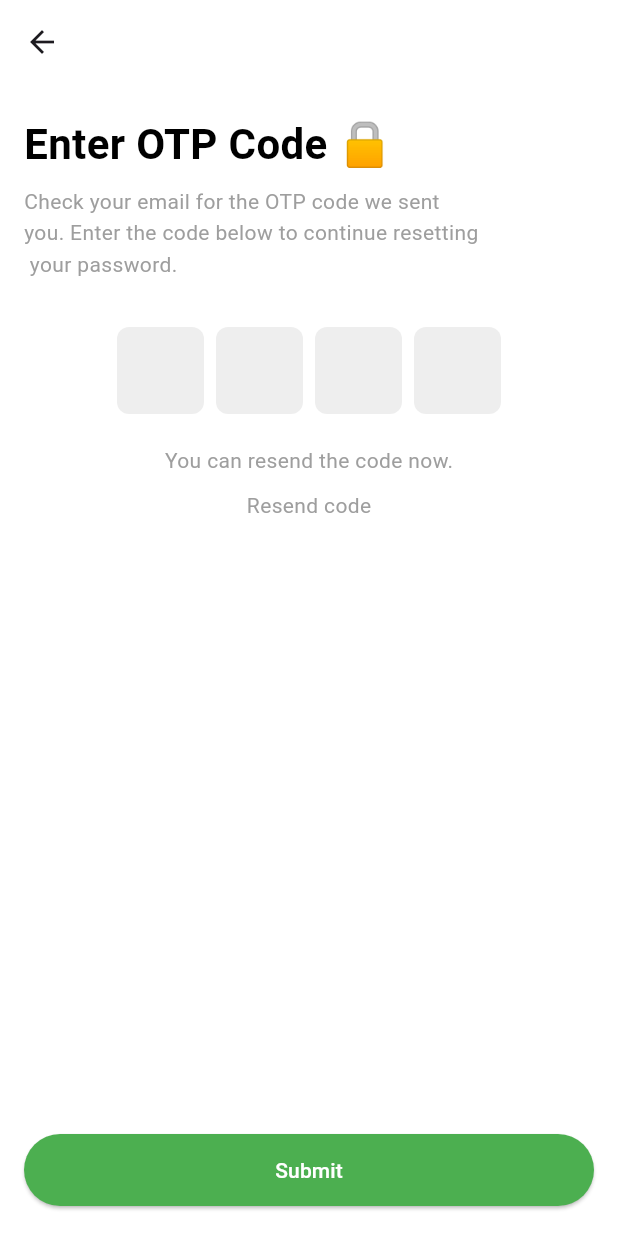
After one commit to ladla8602/chatify_ai, a Flutter app: the ForgotPasswordView screen opened by its route, after a tap on "Send OTP Code", on a phone screen of 412 x 824 dp. The commit adds this screen. Run offline on Flutter 3.47's test engine with Material 3 defaults, Android fonts, the phone set to English and light mode, and no system bars; drawn by our look-alikes of pinput; our stand-ins replace cloud_firestore, cloud_functions, firebase_auth, firebase_core, flutter_svg, get and 2 more; accounts and stored records are empty.

Commit message:
new screen added

```diff
--- a/lib/constants/constants.dart
+++ b/lib/constants/constants.dart
@@ -1,4 +1,11 @@
+import 'package:flutter/material.dart';
+
 class AppConstant {
   static final String messagesCollection = 'messages';
   static final String usersCollection = 'users';
 }
+
+class ColorConstant {
+  static final Color backgroundColor = Colors.white;
+  static final Color primaryColor = Color(0xff4CAF50);
+}
--- a/lib/controllers/auth_controller.dart
+++ b/lib/controllers/auth_controller.dart
@@ -8,6 +8,7 @@ import '../routes/app_routes.dart';
 
 class AuthController extends GetxController {
   var isLoading = false.obs;
+  var checkbox = false.obs;
   final FirebaseAuth _auth = FirebaseAuth.instance;
   final FirebaseFirestore _firestore = FirebaseFirestore.instance;
   final GoogleSignIn _googleSignIn = GoogleSignIn();
@@ -19,6 +20,11 @@ class AuthController extends GetxController {
   void onInit() {
     super.onInit();
     firebaseUser.bindStream(_auth.authStateChanges());
+  }
+
+  void toggleCheckbox(bool? value) {
+    checkbox.value = value ?? false;
+    update();
   }
 
   bool get isLoggedIn => firebaseUser.value != null;
--- a/lib/routes/app_routes.dart
+++ b/lib/routes/app_routes.dart
@@ -1,14 +1,26 @@
 import 'package:get/get.dart';
 
+import '../views/auth/forgot_password_view.dart';
 import '../views/auth/login_view.dart';
+import '../views/auth/otp_code_view.dart';
+import '../views/auth/signin_view.dart';
+import '../views/auth/singup_view.dart';
 import '../views/dashboard_view.dart';
 
 class AppRoutes {
   static const login = '/login';
+  static const signin = '/signin';
+  static const signup = '/signup';
+  static const forgotpassword = '/forgotpassword';
+  static const otpaccess = '/otpaccess';
   static const dashboard = '/dashboard';
 
   static final pages = [
     GetPage(name: login, page: () => LoginView()),
+    GetPage(name: signin, page: () => SigninView()),
+    GetPage(name: signup, page: () => SingupView()),
+    GetPage(name: otpaccess, page: () => OtpCodeView()),
+    GetPage(name: forgotpassword, page: () => ForgotPasswordView()),
     GetPage(name: dashboard, page: () => DashboardView()),
   ];
 }
--- /dev/null
+++ b/lib/views/auth/forgot_password_view.dart
@@ -0,0 +1,93 @@
+import 'package:flutter/material.dart';
+
+import 'package:get/get.dart';
+import 'package:hugeicons/hugeicons.dart';
+
+import '../../constants/constants.dart';
+import '../common/button_wigets.dart';
+
+class ForgotPasswordView extends StatelessWidget {
+  ForgotPasswordView({super.key});
+
+  final TextEditingController emailController = TextEditingController();
+
+  @override
+  Widget build(BuildContext context) {
+    return Scaffold(
+      appBar: AppBar(
+        backgroundColor: Colors.white,
+      ),
+      backgroundColor: Colors.white,
+      body: Padding(
+        padding: const EdgeInsets.symmetric(horizontal: 16.0, vertical: 20),
+        child: Column(
+          crossAxisAlignment: CrossAxisAlignment.start,
+          children: [
+            // Title
+            const Text(
+              "Reset your Password? 🔑",
+              style: TextStyle(
+                fontSize: 28,
+                fontWeight: FontWeight.bold,
+                color: Colors.black,
+              ),
+            ),
+            const SizedBox(height: 8),
+            // Subtitle
+            const Text(
+              "Please enter your email and we will send an OTP code in the next step to reset you password.",
+              style: TextStyle(
+                fontSize: 14,
+                color: Colors.grey,
+                height: 1.5,
+              ),
+            ),
+            const SizedBox(height: 30),
+            // Label
+            const Text(
+              "Email",
+              style: TextStyle(
+                fontSize: 14,
+                fontWeight: FontWeight.w500,
+                color: Colors.black,
+              ),
+            ),
+            const SizedBox(height: 10),
+            TextFormField(
+              textAlign: TextAlign.start,
+              textAlignVertical: TextAlignVertical.bottom,
+              // controller: ,
+              style: const TextStyle(fontSize: 15),
+              decoration: InputDecoration(
+                contentPadding:
+                    const EdgeInsets.symmetric(vertical: 20, horizontal: 28),
+                prefixIcon: Icon(
+                  HugeIcons.strokeRoundedMail01,
+                  color: Colors.grey,
+                ),
+                hintText: "example@yourdomain.com",
+                hintStyle: const TextStyle(color: Colors.grey, fontSize: 14),
+                border: const OutlineInputBorder(
+                  borderRadius: BorderRadius.all(Radius.circular(14)),
+                  borderSide: BorderSide.none,
+                ),
+                fillColor: Colors.grey.shade100,
+                filled: true,
+              ),
+            ),
+
+            const SizedBox(height: 50),
+            // Send OTP Button
+            ElevatedButtonWigets(
+              text: 'Send OTP Code',
+              onClick: () {
+                Get.toNamed('/otpaccess');
+              },
+              backgroundColor: ColorConstant.primaryColor,
+            )
+          ],
+        ),
+      ),
+    );
+  }
+}
--- /dev/null
+++ b/lib/views/auth/otp_code_view.dart
@@ -0,0 +1,130 @@
+import 'package:flutter/material.dart';
+import 'package:pinput/pinput.dart';
+
+import '../../constants/constants.dart';
+import '../common/button_wigets.dart';
+
+class OtpCodeView extends StatelessWidget {
+  OtpCodeView({super.key});
+
+  final TextEditingController emailController = TextEditingController();
+
+  @override
+  Widget build(BuildContext context) {
+    return Scaffold(
+      appBar: AppBar(
+        backgroundColor: Colors.white,
+      ),
+      backgroundColor: Colors.white,
+      body: Padding(
+        padding: const EdgeInsets.symmetric(horizontal: 16.0, vertical: 20),
+        child: Column(
+          crossAxisAlignment: CrossAxisAlignment.start,
+          children: [
+            // Title
+            const Text(
+              "Enter OTP Code 🔒",
+              style: TextStyle(
+                fontSize: 28,
+                fontWeight: FontWeight.bold,
+                color: Colors.black,
+              ),
+            ),
+            const SizedBox(height: 8),
+            // Subtitle
+            const Text(
+              "Check your email for the OTP code we sent\nyou. Enter the code below to continue resetting\n your password.",
+              style: TextStyle(
+                fontSize: 14,
+                color: Colors.grey,
+                height: 1.5,
+              ),
+              textAlign: TextAlign.start,
+            ),
+            const SizedBox(height: 30),
+            // OTP Input Field
+            Align(
+              alignment: Alignment.center,
+              child: SizedBox(
+                height: 60,
+                child: Pinput(
+                  // controller: ,
+                  keyboardType: TextInputType.number,
+                  length: 4,
+                  defaultPinTheme: PinTheme(
+                    width: 58,
+                    height: 58,
+                    textStyle: const TextStyle(
+                        fontSize: 18,
+                        color: Colors.black,
+                        fontWeight: FontWeight.bold),
+                    decoration: BoxDecoration(
+                      color: Colors.grey[200],
+                      borderRadius: BorderRadius.circular(8),
+                    ),
+                  ),
+                  focusedPinTheme: PinTheme(
+                    width: 58,
+                    height: 58,
+                    textStyle:
+                        const TextStyle(fontSize: 18, color: Colors.black),
+                    decoration: BoxDecoration(
+                      color: ColorConstant.primaryColor.withOpacity(0.3),
+                      borderRadius: BorderRadius.circular(8),
+                      border: Border.all(color: ColorConstant.primaryColor),
+                    ),
+                  ),
+                  submittedPinTheme: PinTheme(
+                    width: 58,
+                    height: 58,
+                    textStyle:
+                        const TextStyle(fontSize: 15, color: Colors.black),
+                    decoration: BoxDecoration(
+                      color: Colors.grey[300],
+                      borderRadius: BorderRadius.circular(8),
+                    ),
+                  ),
+                  showCursor: true,
+                  onCompleted: (pin) {
+                    print("Entered Code: $pin");
+                  },
+                ),
+              ),
+            ),
+            const SizedBox(height: 20),
+            // Countdown Timer and Resend Link
+            Align(
+              alignment: Alignment.center,
+              child: Text(
+                "You can resend the code now.",
+                style: const TextStyle(
+                  fontSize: 14,
+                  color: Colors.grey,
+                ),
+              ),
+            ),
+            SizedBox(height: 10),
+            Align(
+              alignment: Alignment.center,
+              child: Text(
+                "Resend code",
+                style: const TextStyle(
+                  fontSize: 14,
+                  color: Colors.grey,
+                ),
+              ),
+            ),
+            // const SizedBox(height: 45),
+            Spacer(),
+
+            ElevatedButtonWigets(
+              text: 'Submit',
+              onClick: () {},
+              backgroundColor: ColorConstant.primaryColor,
+            ),
+          ],
+        ),
+      ),
+    );
+  }
+}
--- a/lib/views/common/button_wigets.dart
+++ b/lib/views/common/button_wigets.dart
@@ -8,7 +8,12 @@ class CommonElevatedButtonWidget extends StatelessWidget {
   final bool isLoading;
   final VoidCallback onClick;
   const CommonElevatedButtonWidget(
-      {super.key, this.imagePath, required this.text, required this.onClick, this.color = const Color(0xff6298F0), this.isLoading = false});
+      {super.key,
+      this.imagePath,
+      required this.text,
+      required this.onClick,
+      this.color = const Color(0xff6298F0),
+      this.isLoading = false});
 
   @override
   Widget build(BuildContext context) {
@@ -16,7 +21,8 @@ class CommonElevatedButtonWidget extends StatelessWidget {
     return ElevatedButton(
       onPressed: isLoading ? null : onClick,
       style: ButtonStyle(
-        shape: WidgetStateProperty.all<RoundedRectangleBorder>(RoundedRectangleBorder(
+        shape: WidgetStateProperty.all<RoundedRectangleBorder>(
+            RoundedRectangleBorder(
           borderRadius: BorderRadius.circular(24),
         )),
         // minimumSize: WidgetStateProperty.all(Size(buttonWidth, 48)),
@@ -37,7 +43,9 @@ class CommonElevatedButtonWidget extends StatelessWidget {
                   padding: const EdgeInsets.all(8),
                   decoration: const BoxDecoration(
                     color: Colors.white,
-                    borderRadius: BorderRadius.only(topLeft: Radius.circular(24), bottomLeft: Radius.circular(24)),
+                    borderRadius: BorderRadius.only(
+                        topLeft: Radius.circular(24),
+                        bottomLeft: Radius.circular(24)),
                   ),
                   child: imagePath,
                 ),
@@ -72,7 +80,8 @@ class CommonElevatedButtonWidget extends StatelessWidget {
                             width: 48,
                             padding: const EdgeInsets.all(8.0),
                             child: const CircularProgressIndicator.adaptive(
-                              valueColor: AlwaysStoppedAnimation<Color>(Colors.white),
+                              valueColor:
+                                  AlwaysStoppedAnimation<Color>(Colors.white),
                             ),
                           ),
                         ],
@@ -152,20 +161,32 @@ class CommonElevatedButtonWidget extends StatelessWidget {
 class OutlinebuttonWigets extends StatelessWidget {
   final String text;
   final Color? color;
+  final String logo;
   final VoidCallback? onClick;
   final bool isLoading;
-  const OutlinebuttonWigets({super.key, required this.text, this.onClick, this.isLoading = false, this.color});
+  const OutlinebuttonWigets(
+      {super.key,
+      required this.text,
+      this.onClick,
+      this.isLoading = false,
+      this.color = Colors.black,
+      required this.logo});
 
   @override
   Widget build(BuildContext context) {
     double buttonWidth = MediaQuery.of(context).size.width * 0.9;
-    return SizedBox(
+    return Stack(
+      children: [
+        SizedBox(
           height: 48,
           width: MediaQuery.of(context).size.width,
           child: OutlinedButton(
             onPressed: onClick,
             style: OutlinedButton.styleFrom(
-              side: const BorderSide(width: 1, color: Colors.grey, style: BorderStyle.solid),
+                side: BorderSide(
+                    width: 1,
+                    color: Colors.grey.shade300,
+                    style: BorderStyle.solid),
                 shape: RoundedRectangleBorder(
                   borderRadius: BorderRadius.circular(24),
                 )),
@@ -176,7 +197,7 @@ class OutlinebuttonWigets extends StatelessWidget {
                   textAlign: TextAlign.center,
                   style: TextStyle(
                     color: color,
-                  fontSize: 14,
+                    fontSize: 13,
                     fontWeight: FontWeight.w700,
                   ),
                 ),
@@ -194,17 +215,32 @@ class OutlinebuttonWigets extends StatelessWidget {
                                   height: 48,
                                   width: 48,
                                   padding: const EdgeInsets.all(8.0),
-                                child: const CircularProgressIndicator.adaptive(
-                                  valueColor: AlwaysStoppedAnimation<Color>(Colors.white),
+                                  child:
+                                      const CircularProgressIndicator.adaptive(
+                                    valueColor: AlwaysStoppedAnimation<Color>(
+                                        Colors.white),
                                   ),
                                 ),
                               ],
                             ),
                           )
-                      : const SizedBox.shrink())
+                        : const SizedBox.shrink()),
               ],
             ),
-        ));
+          ),
+        ),
+        Positioned(
+          left: 14,
+          top: 0,
+          bottom: 0,
+          child: Image.asset(
+            logo,
+            height: 24,
+            width: 24,
+          ),
+        ),
+      ],
+    );
   }
 }
 
@@ -213,7 +249,8 @@ class Createbtn extends StatelessWidget {
   final String text;
   final Color? color;
   final VoidCallback? onClick;
-  const Createbtn({super.key, this.image, this.color, required this.text, this.onClick});
+  const Createbtn(
+      {super.key, this.image, this.color, required this.text, this.onClick});
 
   @override
   Widget build(BuildContext context) {
@@ -240,7 +277,10 @@ class Createbtn extends StatelessWidget {
             const SizedBox(width: 25),
             Text(
               text,
-              style: TextStyle(fontSize: 12, color: Theme.of(context).colorScheme.onPrimary, fontWeight: FontWeight.bold),
+              style: TextStyle(
+                  fontSize: 12,
+                  color: Theme.of(context).colorScheme.onPrimary,
+                  fontWeight: FontWeight.bold),
             )
           ],
         ),
@@ -248,3 +288,34 @@ class Createbtn extends StatelessWidget {
     );
   }
 }
+
+class ElevatedButtonWigets extends StatelessWidget {
+  final String text;
+  final Color? backgroundColor;
+  final Color? foregroundColor;
+  final VoidCallback? onClick;
+  const ElevatedButtonWigets(
+      {super.key,
+      required this.text,
+      this.backgroundColor,
+      this.onClick,
+      this.foregroundColor = Colors.white});
+
+  @override
+  Widget build(BuildContext context) {
+    return SizedBox(
+      width: MediaQuery.of(context).size.width,
+      height: 48,
+      child: ElevatedButton(
+          style: ElevatedButton.styleFrom(
+            backgroundColor: backgroundColor,
+            foregroundColor: foregroundColor,
+            shape: RoundedRectangleBorder(
+              borderRadius: BorderRadius.circular(24),
+            ),
+          ),
+          onPressed: onClick,
+          child: Text(text)),
+    );
+  }
+}
--- a/lib/views/dashboard_view.dart
+++ b/lib/views/dashboard_view.dart
@@ -1,3 +1,4 @@
+import 'package:flutter/material.dart';
 import 'package:flutter/widgets.dart';
 
 class DashboardView extends StatelessWidget {
@@ -5,6 +6,6 @@ class DashboardView extends StatelessWidget {
 
   @override
   Widget build(BuildContext context) {
-    return const Placeholder();
+    return Scaffold();
   }
 }
--- a/pubspec.yaml
+++ b/pubspec.yaml
@@ -31,6 +31,8 @@ dependencies:
   cloud_firestore:
   google_sign_in:
   flutter_svg:
+  hugeicons:
+  pinput: ^5.0.0
 
 dev_dependencies:
   flutter_test:
```
Also changed, not shown: lib/views/auth/login_view.dart (+26 -7 lines), lib/views/auth/signin_view.dart (added, +135 -0 lines), lib/views/auth/singup_view.dart (added, +125 -0 lines), pubspec.lock. Lines whose indentation alone changed are shown as unchanged.
